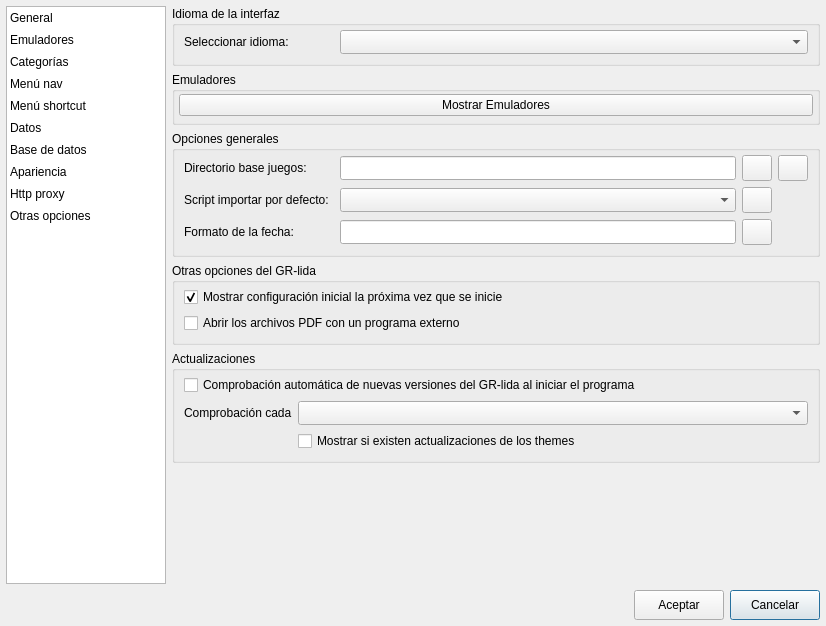
Before: the Qt Designer form ui/opciones.ui in Monthy/gr-lida, drawn with Qt 5.
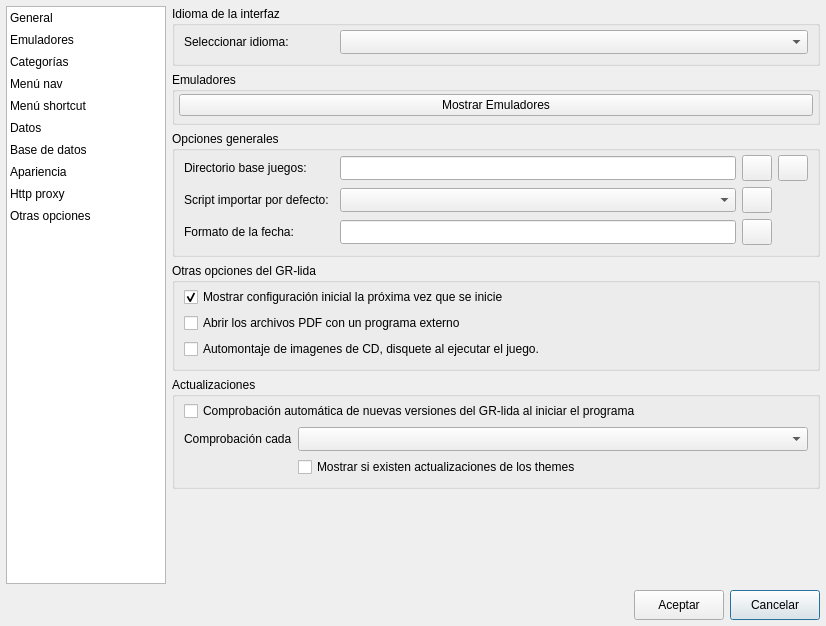
After: the same form once the commit is applied. The open tabs and pages were chosen to show the change. Icons and pictures are not drawn. Custom widgets are drawn as their Qt base class.

Commit message: Añadido soporte para manejar Unidades Virtuales de DVD, CD-ROM o Floppy, como puede ser ,DAEMON Tools, Alcohol 120%, Virtual Floppy Drive o Mount-DiskImage de Windows 7, 8 y 10. O cualquier otra que se pueda manejar mediante linea de comandos.

The edit to the form file:
```diff
--- a/ui/opciones.ui
+++ b/ui/opciones.ui
@@ -377,6 +377,13 @@
             </property>
            </widget>
           </item>
+          <item>
+           <widget class="QCheckBox" name="chkAutoMountImageExe">
+            <property name="text">
+             <string>Automontaje de imagenes de CD, disquete al ejecutar el juego.</string>
+            </property>
+           </widget>
+          </item>
          </layout>
          <zorder>chkOpenPdfExternal</zorder>
          <zorder>chkShowNext</zorder>
```
Left out of the diff: 3 changed lines with no effect on the pictures. The commit also changes 20 other files.
